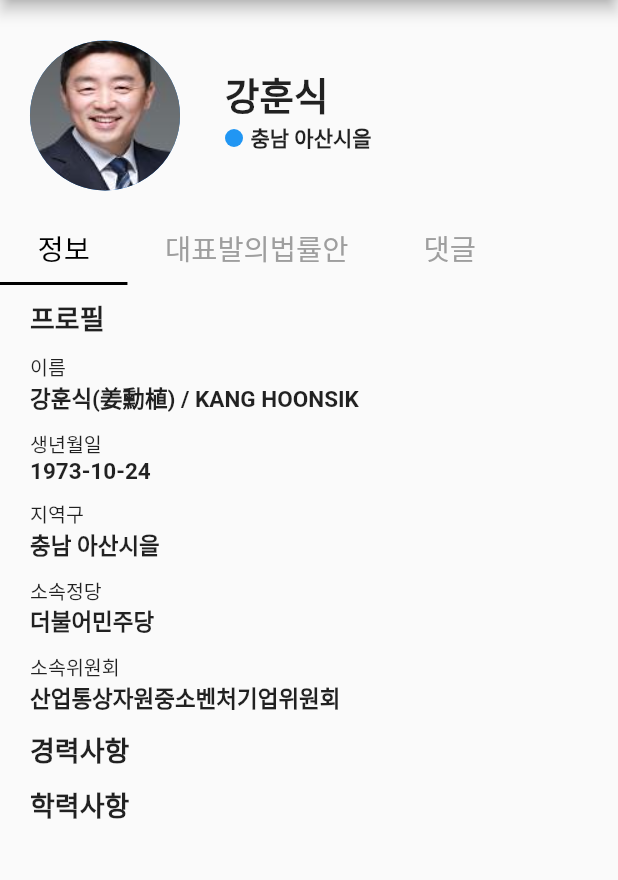
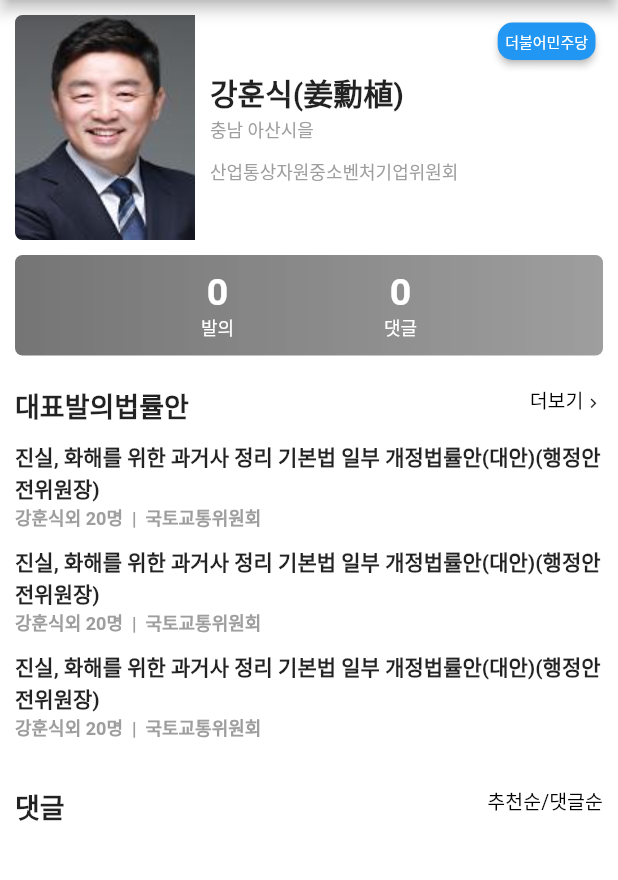
Before and after one commit to luke-hanwook/flutter_profile, a Flutter app: the screen it shows after launch, on a phone screen of 412 x 824 dp, the part 84-964 px from its top. Run offline on Flutter 3.47's test engine with Material 2 defaults, Android fonts, the phone set to English and light mode, and no system bars; drawn by our look-alikes of badges.

Commit message:
디자인 변경 3차

```diff
--- a/lib/main.dart
+++ b/lib/main.dart
@@ -1,5 +1,6 @@
 import 'package:flutter/material.dart';
 import 'package:provider/provider.dart';
+import 'package:badges/badges.dart';
 
 void main() {
   runApp(MyApp());
@@ -35,215 +36,330 @@ class _CongressManProfilePageState extends State<CongressManProfilePage> with Si
   @override
   Widget build(BuildContext context) {
     var data = Provider.of<CongrassMan>(context);
-    print(data.name);
+    Size size = MediaQuery.of(context).size;
+
     return Scaffold(
+      backgroundColor: Colors.white70,
       appBar: AppBar(
         title: Text("Congressman Profile"),
       ),
       body: Column(
         mainAxisAlignment: MainAxisAlignment.start,
         children: <Widget>[
-          SizedBox(height: 20.0),
+          SizedBox(height: 10.0),
+          Padding(
+            padding: const EdgeInsets.only(left: 10, right: 10),
+            child: Container(
+            decoration: BoxDecoration(
+              color: Colors.white,
+              borderRadius: BorderRadius.all(
+                const Radius.circular(5.0)
+              )
+            ),
+            child: Stack(
+              children: <Widget>[
+                Positioned(
+                  top: 5,
+                  right: 5,
+                  child: Badge(
+                    badgeColor: Colors.blue,
+                    shape: BadgeShape.square,
+                    borderRadius: 10,
+                    toAnimate: false,
+                    badgeContent:
+                    Text(data.polyName, style: TextStyle(color: Colors.white, fontSize: 10)),
+                  ),
+                ),
                 Row(
                   mainAxisAlignment: MainAxisAlignment.start,
                   children: <Widget>[
+                    ClipRRect(
+                        borderRadius: BorderRadius.only(
+                          topLeft: const Radius.circular(5.0),
+                          bottomLeft: const Radius.circular(5.0),
+                        ),
+                        child: SizedBox(
+                          child: Image.asset('assets/image10.jpeg'),
+                        )),
                     Padding(
-                padding: const EdgeInsets.only(left: 20.0, top: 7),
-                child: CircleAvatar(
-                  radius: 50,
-                  backgroundImage: AssetImage('assets/image10.jpeg'),
+                        padding: const EdgeInsets.only(left: 10),
+                        child: Column(
+                          crossAxisAlignment: CrossAxisAlignment.start,
+                          mainAxisAlignment: MainAxisAlignment.start,
+                          children: <Widget>[
+                            Row(
+                              children: <Widget>[
+                                Text(
+                                    '${data.name}(${data.hanName})',
+                                    style: TextStyle(
+                                      fontWeight: FontWeight.bold,
+                                      fontSize: 20,
+                                    )),
+                              ],
+                            ),
+                            Column(
+                              crossAxisAlignment: CrossAxisAlignment.start,
+                              mainAxisAlignment: MainAxisAlignment.start,
+                              children: <Widget>[
+                                Text(
+                                  '${data.origName}',
+                                  style: TextStyle(
+                                      fontSize: 12,
+                                      color: Colors.grey
                                   ),
                                 ),
-              Padding(
-                padding: const EdgeInsets.only(left: 30.0),
-                child: Column(
-                  mainAxisAlignment: MainAxisAlignment.start,
-                  crossAxisAlignment: CrossAxisAlignment.start,
-                  children: <Widget>[
+                                SizedBox(height: 10),
                                 Text(
-                      data.name,
+                                  '${data.cmitName}',
                                   style: TextStyle(
-                        fontWeight: FontWeight.bold,
-                        fontSize: 25,
-                      )),
-                    Row(
-                      children: <Widget>[
-                        Padding(
-                          padding: const EdgeInsets.only(right: 5.0),
-                          child: CircleAvatar(
-                            radius: 6,
-                            backgroundColor: Colors.blue,
+                                      fontSize: 12,
+                                      color: Colors.grey
                                   ),
-                        ),
-                        Text(
-                          data.origName,
-                          textAlign: TextAlign.center,
-                          style: TextStyle(
-                            fontWeight: FontWeight.bold,
-                            fontSize: 14,
-                          ),
-                          softWrap: true,
                                 ),
                               ],
                             )
                           ],
                         )
+                    ),
+                  ],
+                ),
+              ],
+            )
+          )),
+          SizedBox(height: 10.0),
+          Padding(
+            padding: const EdgeInsets.only(left: 10, right: 10),
+            child: Container(
+                decoration: BoxDecoration(
+                  borderRadius: BorderRadius.all(
+                      const Radius.circular(5.0)
+                  ),
+                  gradient:LinearGradient(
+                    colors: [Colors.black54, Colors.black38],
+                  )
+                ),
+                child: Padding(
+                  padding: const EdgeInsets.only(top: 10, bottom: 10),
+                  child: Row(
+                    mainAxisAlignment: MainAxisAlignment.center,
+                    crossAxisAlignment: CrossAxisAlignment.center,
+                    children: <Widget>[
+                      Column(
+                        children: <Widget>[
+                          Text(
+                            '${data.regionPlenaryVOList.length}',
+                            style: TextStyle(
+                                fontSize: 25,
+                                color: Colors.white,
+                                fontWeight: FontWeight.bold
+                            ),
+                          ),
+                          Text(
+                            '발의',
+                            style: TextStyle(
+                              fontSize: 12,
+                              color: Colors.white,
+                            ),
+                          ),
+                        ],
+                      ),
+                      SizedBox(width: 100,),
+                      Column(
+                        children: <Widget>[
+                          Text(
+                            '${data.commentList.length}',
+                            style: TextStyle(
+                                fontSize: 25,
+                                color: Colors.white,
+                                fontWeight: FontWeight.bold
+                            ),
+                          ),
+                          Text(
+                            '댓글',
+                            style: TextStyle(
+                              fontSize: 12,
+                              color: Colors.white,
+                            ),
+                          ),
+                        ],
                       )
                     ],
-          ),
-          Expanded(
-            child: Container(
-              width: double.infinity,
-              margin: EdgeInsets.only(top: 15),
-              child: ListView(
-                children: <Widget>[
-                  TabBar(
-                    controller: _tabController,
-                    indicatorColor: Colors.black,
-                    labelColor: Colors.black,
-                    isScrollable: true,
-                    labelPadding: EdgeInsets.only(left: 25.0, right: 25.0),
-                    unselectedLabelColor: Colors.grey,
-                    tabs: <Widget>[
-                      Tab(
-                        child: Text('정보',
-                          style: TextStyle(fontSize: 19),
+                  )
                 ),
             ),
-                      Tab(
-                        child: Text('대표발의법률안',
-                          style: TextStyle(fontSize: 19),
+          ),
+          SizedBox(height: 10.0),
+          //대표발의법률안 영역 -> TODO 분리
+          Container(
+            width: double.infinity,
+//            height: size.height,
+            color: Colors.white,
+            child: Padding(
+              padding: const EdgeInsets.all(10.0),
+              child:
+              Stack(
+                children: <Widget>[
+                  Positioned(
+                    top: 0,
+                    right: 0,
+                    child: RichText(
+                        text: TextSpan(
+                          children: [
+                            TextSpan(
+                              text: '더보기',
+                              style: TextStyle(
+                                fontSize: 13,
+                                color: Colors.black
+                              )
+                            ),
+                            WidgetSpan(
+                              child: Icon(Icons.keyboard_arrow_right, size: 13,)
+                            )
+                          ]
                         ),
                     ),
-                      Tab(
-                        child: Text('댓글',
-                          style: TextStyle(fontSize: 19),
+                  ),
+                  Column(
+                    mainAxisAlignment: MainAxisAlignment.start,
+                    crossAxisAlignment: CrossAxisAlignment.start,
+                    children: <Widget>[
+                      Text(
+                        '대표발의법률안',
+                        style: TextStyle(
+                          fontSize: 18,
+                          fontWeight: FontWeight.bold,
+                        ),
+                      ),
+                      SizedBox(height: 10,),
+                      Column(
+                        mainAxisAlignment: MainAxisAlignment.start,
+                        crossAxisAlignment: CrossAxisAlignment.start,
+                        children: <Widget>[
+                          Text(
+                            '진실, 화해를 위한 과거사 정리 기본법 일부 개정법률안(대안)(행정안전위원장)',
+                            style: TextStyle(
+                              fontWeight: FontWeight.bold,
+                              fontSize: 14
+                            ),
+                          ),
+                          Text(
+                              '강훈식외 20명  |  국토교통위원회',
+                            style: TextStyle(
+                                fontWeight: FontWeight.bold,
+                                fontSize: 12,
+                                color: Colors.grey
                             ),
                           )
                         ],
                       ),
-                  Container(
-                    height: MediaQuery.of(context).size.height,
-                    width: double.infinity,
-                    child: TabBarView(
-                      controller: _tabController,
-                      children: <Widget>[
-                        Container(
-                          width: double.infinity,
-                          child: Padding(
-                            padding: const EdgeInsets.only(left: 20.0, top: 8),
-                            child: Column(
+                      SizedBox(height: 10,),
+                      Column(
                         mainAxisAlignment: MainAxisAlignment.start,
                         crossAxisAlignment: CrossAxisAlignment.start,
                         children: <Widget>[
                           Text(
-                                    '프로필',
+                            '진실, 화해를 위한 과거사 정리 기본법 일부 개정법률안(대안)(행정안전위원장)',
                             style: TextStyle(
                                 fontWeight: FontWeight.bold,
-                                        fontSize: 18
+                                fontSize: 14
+                            ),
+                          ),
+                          Text(
+                            '강훈식외 20명  |  국토교통위원회',
+                            style: TextStyle(
+                                fontWeight: FontWeight.bold,
+                                fontSize: 12,
+                                color: Colors.grey
+                            ),
                           )
+                        ],
                       ),
                       SizedBox(height: 10,),
+                      Column(
+                        mainAxisAlignment: MainAxisAlignment.start,
+                        crossAxisAlignment: CrossAxisAlignment.start,
+                        children: <Widget>[
                           Text(
-                                    '이름',
+                            '진실, 화해를 위한 과거사 정리 기본법 일부 개정법률안(대안)(행정안전위원장)',
                             style: TextStyle(
-                                      fontSize: 13
-                                    )
+                                fontWeight: FontWeight.bold,
+                                fontSize: 14
+                            ),
                           ),
                           Text(
-                                  '${data.name}(${data.hanName}) / ${data.engName}',
+                            '강훈식외 20명  |  국토교통위원회',
                             style: TextStyle(
                                 fontWeight: FontWeight.bold,
-                                    fontSize: 15,
+                                fontSize: 12,
+                                color: Colors.grey
                             ),
-                                ),
-                                SizedBox(height: 10,),
-                                Text(
-                                  '생년월일',
-                                  style: TextStyle(
-                                    fontSize: 13
                           )
-                                ),
-                                Text(
-                                  data.birthDate,
-                                  style: TextStyle(
-                                    fontWeight: FontWeight.bold,
-                                    fontSize: 15,
-                                  ),
-                                ),
-                                SizedBox(height: 10,),
-                                Text(
-                                  '지역구',
-                                  style: TextStyle(
-                                      fontSize: 13
+                        ],
                       )
-                                ),
-                                Text(
-                                  data.origName,
-                                  style: TextStyle(
-                                    fontWeight: FontWeight.bold,
-                                    fontSize: 15,
-                                  ),
-                                ),
-                                SizedBox(height: 10,),
-                                Text(
-                                    '소속정당',
-                                    style: TextStyle(
-                                        fontSize: 13
+
+                    ],
                   )
-                                ),
-                                Text(
-                                  data.polyName,
-                                  style: TextStyle(
-                                    fontWeight: FontWeight.bold,
-                                    fontSize: 15,
-                                  ),
-                                ),
-                                SizedBox(height: 10,),
-                                Text(
-                                    '소속위원회',
-                                    style: TextStyle(
-                                        fontSize: 13
-                                    )
-                                ),
-                                Text(
-                                  data.cmitName,
-                                  style: TextStyle(
-                                    fontWeight: FontWeight.bold,
-                                    fontSize: 15,
-                                  ),
-                                ),
-                                SizedBox(height: 10,),
-                                Text(
-                                    '경력사항',
-                                    style: TextStyle(
-                                        fontWeight: FontWeight.bold,
-                                        fontSize: 18
-                                    )
-                                ),
-                                SizedBox(height: 10,),
-                                Text(
-                                    '학력사항',
-                                    style: TextStyle(
-                                        fontWeight: FontWeight.bold,
-                                        fontSize: 18
-                                    )
-                                ),
                 ],
               )
               ),
           ),
+          SizedBox(height: 10.0),
+          //댓글영역
           Container(
             width: double.infinity,
+            color: Colors.white,
+            child: Padding(
+              padding: const EdgeInsets.all(10),
+              child: Stack(
+                children: <Widget>[
+                  Positioned(
+                    top: 0,
+                    right: 0,
+                    child: RichText(
+                      text: TextSpan(
+                          children: [
+                            TextSpan(
+                                text: '추천순',
+                                style: TextStyle(
+                                    fontSize: 13,
+                                    color: Colors.black
+                                )
                             ),
-                        Container(
-                          width: double.infinity,
+                            TextSpan(
+                                text: '/',
+                                style: TextStyle(
+                                    fontSize: 13,
+                                    color: Colors.black
                                 )
+                            ),
+                            TextSpan(
+                                text: '댓글순',
+                                style: TextStyle(
+                                    fontSize: 13,
+                                    color: Colors.black
+                                )
+                            ),
+                          ]
+                      ),
+                    ),
+                  ),
+                  Column(
+                    mainAxisAlignment: MainAxisAlignment.start,
+                    crossAxisAlignment: CrossAxisAlignment.start,
+                    children: <Widget>[
+                      Text(
+                        '댓글',
+                        style: TextStyle(
+                          fontSize: 18,
+                          fontWeight: FontWeight.bold,
+                        ),
+                      ),
+                    ],
+                  ),
                 ],
               )
-                  )
-                ],
-              ),
+
+
             ),
           )
         ],
@@ -263,6 +379,8 @@ class CongrassMan {
   String polyName;
   String origName;
   String cmitName;
+  List regionPlenaryVOList;
+  List commentList;
 
   CongrassMan(this.seq, this.name, this.profileImgUrl, this.hanName,
       this.engName, this.birthDate, this.polyName, this.origName, this.cmitName);
@@ -277,5 +395,7 @@ class CongrassMan {
     polyName = "더불어민주당";
     origName = "충남 아산시을";
     cmitName = "산업통상자원중소벤처기업위원회";
+    regionPlenaryVOList= [];
+    commentList= [];
   }
 }
--- a/pubspec.yaml
+++ b/pubspec.yaml
@@ -24,6 +24,7 @@ dependencies:
   flutter:
     sdk: flutter
   provider: ^4.3.2
+  badges: ^1.1.1
 
   # The following adds the Cupertino Icons font to your application.
   # Use with the CupertinoIcons class for iOS style icons.
```
Also changed, not shown: pubspec.lock. Lines whose indentation alone changed are shown as unchanged.
